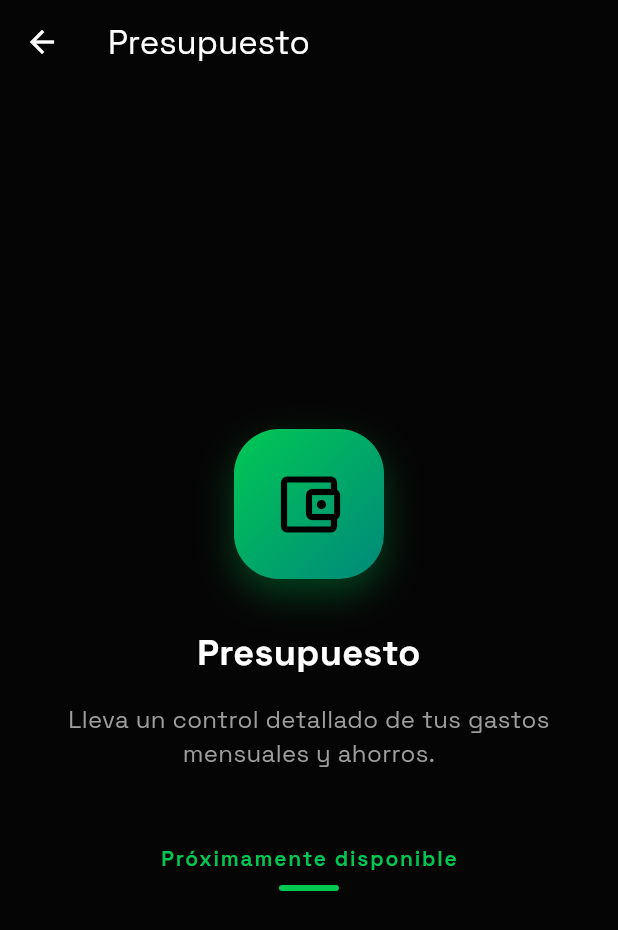
After one commit to luiscajigas/Smart_Market, a Flutter app: the ProfileScreen screen opened directly, after a tap on "Presupuesto", on a phone screen of 412 x 824 dp. The commit adds this screen. Shown: the top 930 px of the screen. Run offline on Flutter 3.47's test engine with Material 3 defaults, Android fonts, the phone set to English and light mode, and no system bars; our stand-ins replace geolocator, google_fonts, google_maps_flutter, supabase_flutter; accounts and stored records are empty.

Commit message:
Agrego cambios

```diff
--- /dev/null
+++ b/smark_market/lib/presentation/screens/profile/feature_placeholder_screen.dart
@@ -0,0 +1,93 @@
+import 'package:flutter/material.dart';
+import '../../../../core/constants/app_colors.dart';
+
+class FeaturePlaceholderScreen extends StatelessWidget {
+  final String title;
+  final String description;
+  final IconData icon;
+
+  const FeaturePlaceholderScreen({
+    super.key,
+    required this.title,
+    required this.description,
+    required this.icon,
+  });
+
+  @override
+  Widget build(BuildContext context) {
+    return Scaffold(
+      backgroundColor: AppColors.background,
+      appBar: AppBar(
+        title:
+            Text(title, style: const TextStyle(color: AppColors.textPrimary)),
+        backgroundColor: AppColors.background,
+        elevation: 0,
+        iconTheme: const IconThemeData(color: AppColors.textPrimary),
+      ),
+      body: Center(
+        child: Padding(
+          padding: const EdgeInsets.all(32.0),
+          child: Column(
+            mainAxisAlignment: MainAxisAlignment.center,
+            children: [
+              Container(
+                width: 100,
+                height: 100,
+                decoration: BoxDecoration(
+                  gradient: AppColors.primaryGradient,
+                  borderRadius: BorderRadius.circular(30),
+                  boxShadow: [
+                    BoxShadow(
+                      color: AppColors.primary.withOpacity(0.3),
+                      blurRadius: 20,
+                      offset: const Offset(0, 10),
+                    ),
+                  ],
+                ),
+                child: Icon(icon, size: 50, color: Colors.black),
+              ),
+              const SizedBox(height: 32),
+              Text(
+                title,
+                style: const TextStyle(
+                  color: AppColors.textPrimary,
+                  fontSize: 24,
+                  fontWeight: FontWeight.bold,
+                ),
+                textAlign: TextAlign.center,
+              ),
+              const SizedBox(height: 16),
+              Text(
+                description,
+                style: const TextStyle(
+                  color: AppColors.textSecondary,
+                  fontSize: 16,
+                ),
+                textAlign: TextAlign.center,
+              ),
+              const SizedBox(height: 48),
+              const Text(
+                'Próximamente disponible',
+                style: TextStyle(
+                  color: AppColors.primary,
+                  fontSize: 14,
+                  fontWeight: FontWeight.w600,
+                  letterSpacing: 1.2,
+                ),
+              ),
+              const SizedBox(height: 8),
+              Container(
+                width: 40,
+                height: 4,
+                decoration: BoxDecoration(
+                  color: AppColors.primary,
+                  borderRadius: BorderRadius.circular(2),
+                ),
+              ),
+            ],
+          ),
+        ),
+      ),
+    );
+  }
+}
--- a/smark_market/lib/presentation/screens/profile/profile_screen.dart
+++ b/smark_market/lib/presentation/screens/profile/profile_screen.dart
@@ -2,10 +2,33 @@ import 'package:flutter/material.dart';
 import '../../../../core/constants/app_colors.dart';
 import '../../../../data/repositories/auth_repository.dart';
 import '../welcome/welcome_screen.dart';
+import '../home/main_shell.dart';
+import '../home/supermarket_map_screen.dart';
+import 'feature_placeholder_screen.dart';
 
 class ProfileScreen extends StatelessWidget {
   final Map<String, dynamic>? userData;
   const ProfileScreen({super.key, this.userData});
+
+  void _navigateToTab(BuildContext context, int index) {
+    final mainShellState = context.findAncestorStateOfType<MainShellState>();
+    if (mainShellState != null) {
+      mainShellState.updateIndex(index);
+    }
+  }
+
+  void _navigateToPlaceholder(BuildContext context, String title, String description, IconData icon) {
+    Navigator.push(
+      context,
+      MaterialPageRoute(
+        builder: (_) => FeaturePlaceholderScreen(
+          title: title,
+          description: description,
+          icon: icon,
+        ),
+      ),
+    );
+  }
 
   @override
   Widget build(BuildContext context) {
@@ -47,27 +70,45 @@ class ProfileScreen extends StatelessWidget {
                   gradient: AppColors.primaryGradient,
                   borderRadius: BorderRadius.circular(20),
                 ),
-                child: const Row(
+                child: Row(
                   mainAxisAlignment: MainAxisAlignment.spaceAround,
                   children: [
-                    _StatItem(value: '6', label: 'Compras'),
-                    _StatItem(value: '\$22K', label: 'Ahorro'),
-                    _StatItem(value: '3', label: 'Recomend.'),
+                    _StatItem(
+                      value: '6',
+                      label: 'Compras',
+                      onTap: () => _navigateToTab(context, 3),
+                    ),
+                    _StatItem(
+                      value: '\$22K',
+                      label: 'Ahorro',
+                      onTap: () => _navigateToPlaceholder(
+                        context,
+                        'Presupuesto',
+                        'Gestiona tu gasto mensual y visualiza tus ahorros.',
+                        Icons.account_balance_wallet_outlined
+                      ),
+                    ),
+                    _StatItem(
+                      value: '3',
+                      label: 'Recomend.',
+                      onTap: () => _navigateToTab(context, 2),
+                    ),
                   ],
                 ),
               ),
               const SizedBox(height: 24),
 
               ...[
-                (Icons.notifications_outlined, 'Notificaciones', 'Alertas de precios y predicciones'),
-                (Icons.location_on_outlined, 'Ubicación', 'Supermercados cercanos'),
-                (Icons.account_balance_wallet_outlined, 'Presupuesto', 'Gestiona tu gasto mensual'),
-                (Icons.bar_chart_rounded, 'Estadísticas', 'Análisis detallado de consumo'),
-                (Icons.shield_outlined, 'Privacidad', 'Configura tus datos'),
-                (Icons.help_outline_rounded, 'Ayuda', 'Soporte y preguntas frecuentes'),
+                (Icons.notifications_outlined, 'Notificaciones', 'Alertas de precios y predicciones', () => _navigateToPlaceholder(context, 'Notificaciones', 'Recibe alertas personalizadas sobre cambios de precios y ofertas.', Icons.notifications_outlined)),
+                (Icons.location_on_outlined, 'Ubicación', 'Supermercados cercanos', () => Navigator.push(context, MaterialPageRoute(builder: (_) => const SupermarketMapScreen()))),
+                (Icons.account_balance_wallet_outlined, 'Presupuesto', 'Gestiona tu gasto mensual', () => _navigateToPlaceholder(context, 'Presupuesto', 'Lleva un control detallado de tus gastos mensuales y ahorros.', Icons.account_balance_wallet_outlined)),
+                (Icons.bar_chart_rounded, 'Estadísticas', 'Análisis detallado de consumo', () => _navigateToPlaceholder(context, 'Estadísticas', 'Visualiza tus hábitos de consumo con gráficos interactivos.', Icons.bar_chart_rounded)),
+                (Icons.shield_outlined, 'Privacidad', 'Configura tus datos', () => _navigateToPlaceholder(context, 'Privacidad', 'Gestiona la seguridad y privacidad de tu información.', Icons.shield_outlined)),
+                (Icons.help_outline_rounded, 'Ayuda', 'Soporte y preguntas frecuentes', () => _navigateToPlaceholder(context, 'Ayuda', 'Obtén respuestas a tus dudas y contacta con soporte.', Icons.help_outline_rounded)),
               ].map((item) => Container(
                 margin: const EdgeInsets.only(bottom: 8),
                 child: ListTile(
+                  onTap: item.$4,
                   contentPadding: const EdgeInsets.symmetric(horizontal: 16, vertical: 4),
                   tileColor: AppColors.cardBackground,
                   shape: RoundedRectangleBorder(
@@ -122,17 +163,22 @@ class ProfileScreen extends StatelessWidget {
 
 class _StatItem extends StatelessWidget {
   final String value, label;
-  const _StatItem({required this.value, required this.label});
+  final VoidCallback? onTap;
+  const _StatItem({required this.value, required this.label, this.onTap});
 
   @override
   Widget build(BuildContext context) {
-    return Column(
+    return GestureDetector(
+      onTap: onTap,
+      behavior: HitTestBehavior.opaque,
+      child: Column(
         children: [
           Text(value, style: const TextStyle(
             color: Colors.black, fontSize: 20, fontWeight: FontWeight.w800)),
           const SizedBox(height: 2),
           Text(label, style: const TextStyle(color: Colors.black54, fontSize: 12)),
         ],
+      ),
     );
   }
 }
```
Also changed, not shown: smark_market/pubspec.lock. Lines whose indentation alone changed are shown as unchanged.
